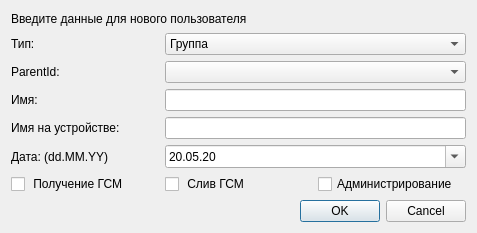
First picture: the form in dataBaseFirebird/dialogs/adduserdialog.ui, repository Evgeniykull/DataBase, before the edit.
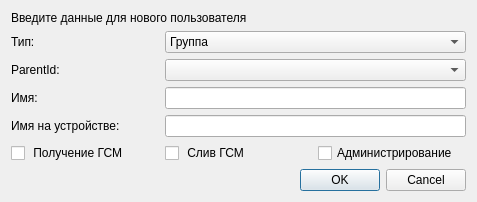
Second picture: the form after the edit.

Commit message: Delete refsLim, add dateEditer to user panel

```diff
--- a/dataBaseFirebird/dialogs/adduserdialog.ui
+++ b/dataBaseFirebird/dialogs/adduserdialog.ui
@@ -7,7 +7,7 @@
     <x>0</x>
     <y>0</y>
     <width>477</width>
-    <height>233</height>
+    <height>201</height>
    </rect>
   </property>
   <property name="maximumSize">
@@ -51,41 +51,14 @@
      </property>
     </widget>
    </item>
-   <item row="5" column="0">
-    <widget class="QLabel" name="lblViewName_2">
-     <property name="text">
-      <string>Дата: (dd.MM.YY)</string>
-     </property>
-    </widget>
-   </item>
-   <item row="6" column="1">
+   <item row="5" column="1">
     <widget class="QCheckBox" name="cb2">
      <property name="text">
       <string> Слив ГСМ</string>
      </property>
     </widget>
    </item>
-   <item row="5" column="1" colspan="2">
-    <widget class="QDateEdit" name="dEDate">
-     <property name="currentSection">
-      <enum>QDateTimeEdit::DaySection</enum>
-     </property>
-     <property name="displayFormat">
-      <string>dd.MM.yy</string>
-     </property>
-     <property name="calendarPopup">
-      <bool>true</bool>
-     </property>
-     <property name="date">
-      <date>
-       <year>2020</year>
-       <month>5</month>
-       <day>20</day>
-      </date>
-     </property>
-    </widget>
-   </item>
-   <item row="6" column="0">
+   <item row="5" column="0">
     <widget class="QCheckBox" name="cb1">
      <property name="text">
       <string> Получение ГСМ</string>
@@ -99,14 +72,14 @@
      </property>
     </widget>
    </item>
-   <item row="6" column="2">
+   <item row="5" column="2">
     <widget class="QCheckBox" name="cb3">
      <property name="text">
       <string>Администрирование</string>
      </property>
     </widget>
    </item>
-   <item row="7" column="0" colspan="3">
+   <item row="6" column="0" colspan="3">
     <widget class="QDialogButtonBox" name="buttonBox">
      <property name="orientation">
       <enum>Qt::Horizontal</enum>
```
Left out of the diff: 21 changed lines with no effect on the pictures. The commit also changes 14 other files.
